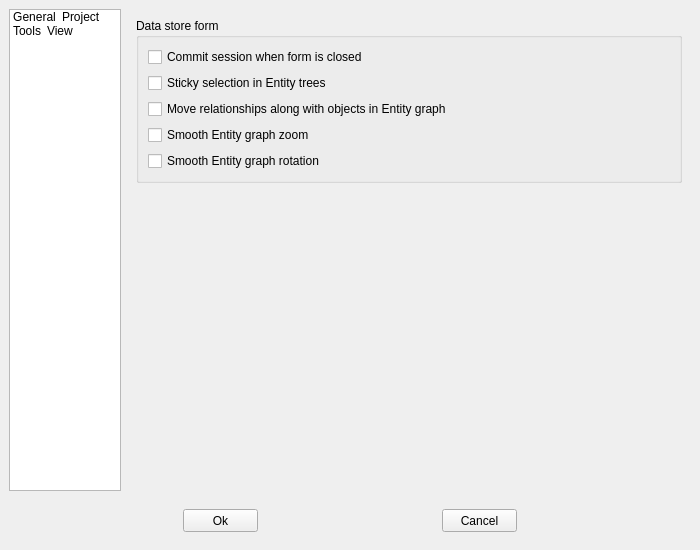
The window that spinetoolbox/ui/settings.ui (spine-tools/Spine-Toolbox) describes before a commit, drawn with Qt 5.
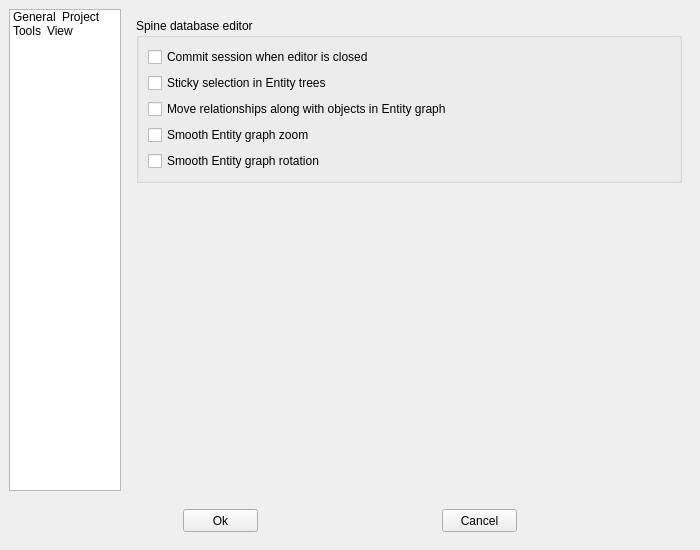
The same window after the commit. The open tabs and pages were chosen to show the change. Icons and pictures are not drawn.

Commit message:
Some Data Store forms changed to Spine database editor
Also,
- Fixed an alignment problem in Settings widget
- Fixed two broken file paths in promoted widgets

#764

The edit to the form file:
```diff
--- a/spinetoolbox/ui/settings.ui
+++ b/spinetoolbox/ui/settings.ui
@@ -158,7 +158,7 @@
          <string>General</string>
         </property>
         <property name="textAlignment">
-         <set>AlignCenter</set>
+         <set>AlignLeading|AlignVCenter</set>
         </property>
         <property name="icon">
          <iconset resource="resources/resources_icons.qrc">
@@ -1008,7 +1008,7 @@
             </sizepolicy>
            </property>
            <property name="title">
-            <string>Data store form</string>
+            <string>Spine database editor</string>
            </property>
            <layout class="QVBoxLayout" name="verticalLayout_4">
             <property name="spacing">
@@ -1020,7 +1020,7 @@
                <string>&lt;html&gt;&lt;head/&gt;&lt;body&gt;&lt;p&gt;Unchecked: Does not commit session and does not show message box&lt;/p&gt;&lt;p&gt;Partially checked: Shows message box (default)&lt;/p&gt;&lt;p&gt;Checked: Commits session and does not show message box&lt;/p&gt;&lt;p&gt;&lt;br/&gt;&lt;/p&gt;&lt;/body&gt;&lt;/html&gt;</string>
               </property>
               <property name="text">
-               <string>Commit session when form is closed</string>
+               <string>Commit session when editor is closed</string>
               </property>
               <property name="tristate">
                <bool>true</bool>
```
Left out of the diff: 6 changed lines with no effect on the pictures. The commit also changes 7 other files.
